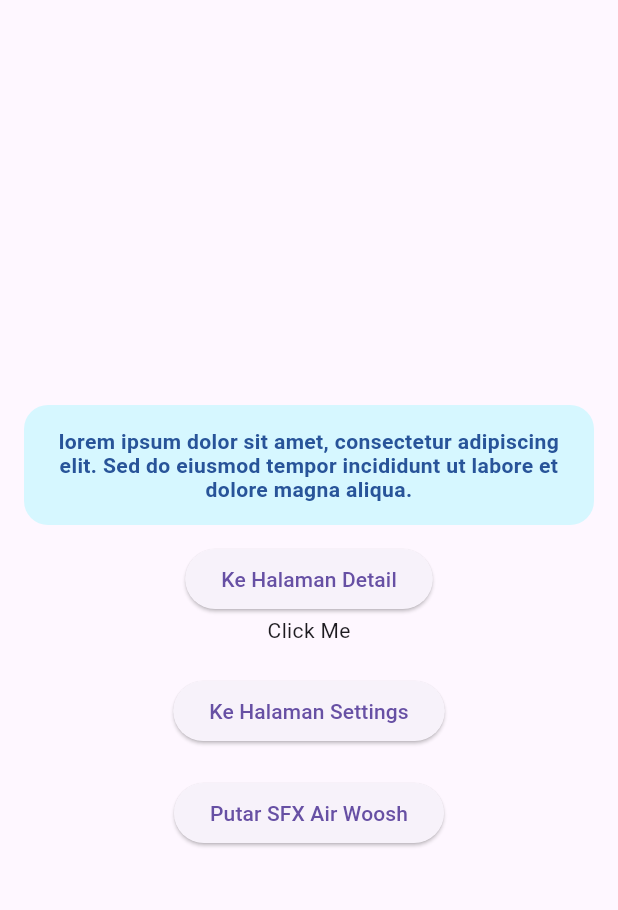
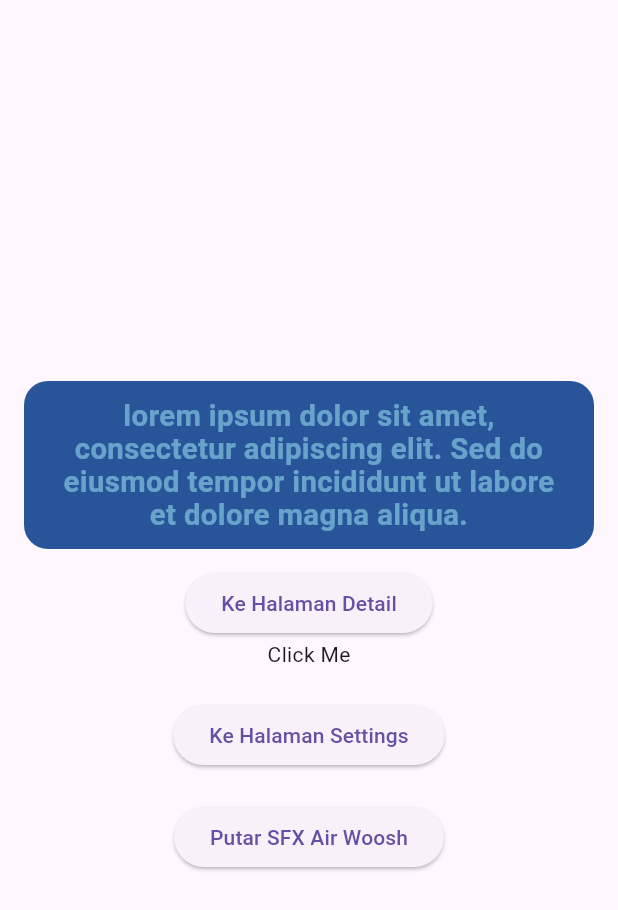
Before and after one commit to Greek-Cp/helper_animation, a Flutter app: the HomePage screen opened directly, on a phone screen of 412 x 824 dp. Shown: the top 910 px of the screen. Run offline on Flutter 3.47's test engine with Material 3 defaults, Android fonts, the phone set to English and light mode, and no system bars; our stand-ins replace just_audio.

Commit message:
feat: add height ffixing

```diff
--- a/example/lib/animation_demo.dart
+++ b/example/lib/animation_demo.dart
@@ -1286,7 +1286,8 @@ class _MultiDragTargetExampleState extends State<MultiDragTargetExample> {
                   decoration: BoxDecoration(
                     color: Colors.black.withOpacity(0.2),
                     borderRadius: BorderRadius.only(
-                      bottomLeft: Radius.circular(16),
+                      bottomLeft: Radius.circular(
+                          AppSizeMinigame.borderRadiusGlobalMinigame),
                       bottomRight: Radius.circular(16),
                     ),
                   ),
--- a/example/lib/main.dart
+++ b/example/lib/main.dart
@@ -11,7 +11,7 @@ class MyApp extends StatelessWidget {
   @override
   Widget build(BuildContext context) {
     return MaterialApp(
-      title: 'Sound Manager Demo',
+      title: 'Sound Manager Demo ${AppSizeMinigame.borderRadiusGlobalMinigame}',
       theme: ThemeData(
         primarySwatch: Colors.blue,
       ),
--- /dev/null
+++ b/lib/constants/measurement_size.dart
@@ -0,0 +1,168 @@
+import 'package:flutter/material.dart';
+
+class MeasurementsSizeApp {
+  static late double initSize;
+
+  // Variabel untuk ukuran width
+  static late double sizeSuperSmall;
+  static late double sizeExtraSmall;
+  static late double sizeSmall;
+  static late double sizeSmallMedium;
+  static late double sizeMedium;
+  static late double sizeMediumLarge;
+  static late double sizeLarge;
+  static late double sizeExtraLarge;
+  static late double sizeSuperLarge;
+
+  // Variabel untuk ukuran font
+  static late TextStyle bodySmall;
+  static late TextStyle bodyMedium;
+  static late TextStyle bodyLarge;
+  static late TextStyle titleSmall;
+  static late TextStyle titleMedium;
+  static late TextStyle titleLarge;
+  static late TextStyle headlineSmall;
+  static late TextStyle headlineMedium;
+  static late TextStyle headlineLarge;
+
+  // Variabel untuk padding
+  static late EdgeInsets paddingSuperSmall;
+  static late EdgeInsets paddingExtraSmall;
+  static late EdgeInsets paddingSmall;
+  static late EdgeInsets paddingSmallMedium;
+  static late EdgeInsets paddingMedium;
+  static late EdgeInsets paddingLarge;
+  static late EdgeInsets paddingMediumLarge;
+  static late EdgeInsets paddingExtraLarge;
+  static late EdgeInsets paddingSuperLarge;
+
+  static late BorderRadius radiusSuperSmall;
+  static late BorderRadius radiusExtraSmall;
+  static late BorderRadius radiusSmall;
+  static late BorderRadius radiusSmallMedium;
+  static late BorderRadius radiusMedium;
+  static late BorderRadius radiusLarge;
+  static late BorderRadius radiusMediumLarge;
+  static late BorderRadius radiusExtraLarge;
+  static late BorderRadius radiusSuperLarge;
+  static late double w100;
+  static late Border borderSmallBlack;
+  static late Border borderSmallMediumBlack;
+  static late Border borderMediumBlack;
+  static late double screenWidth;
+  static late double screenHeight;
+  static late double operationNumberSize;
+
+  static void initialize(BuildContext context) {
+    double screenEndpointWidth = MediaQuery.of(context).size.width;
+
+    if (screenEndpointWidth < 400) {
+      initSize = 1.5;
+    } else if (screenEndpointWidth < 600) {
+      initSize = 2.0;
+    } else if (screenEndpointWidth >= 600 && screenEndpointWidth < 720) {
+      initSize = 2.5;
+    } else if (screenEndpointWidth >= 720 && screenEndpointWidth < 900) {
+      initSize = 3.0;
+    } else if (screenEndpointWidth >= 900 && screenEndpointWidth < 1200) {
+      initSize = 3.5;
+    } else {
+      initSize = 4.0;
+    }
+
+    // Inisialisasi ukuran width
+    sizeSuperSmall = calculatedSize(2);
+    sizeExtraSmall = calculatedSize(4);
+    sizeSmall = calculatedSize(8);
+    sizeSmallMedium = calculatedSize(12);
+    sizeMedium = calculatedSize(16);
+    sizeMediumLarge = calculatedSize(20);
+    sizeLarge = calculatedSize(26);
+    sizeExtraLarge = calculatedSize(36);
+    sizeSuperLarge = calculatedSize(40);
+
+    // Inisialisasi ukuran font
+    bodySmall = TextStyle(
+        fontFamily: 'Inter',
+        fontSize: calculatedSize(6),
+        fontWeight: FontWeight.normal,
+        color: Colors.white);
+    bodyMedium = TextStyle(
+        fontFamily: 'Inter',
+        fontSize: calculatedSize(8),
+        fontWeight: FontWeight.normal,
+        color: Colors.white);
+    bodyLarge = TextStyle(
+        fontFamily: 'Inter',
+        fontSize: calculatedSize(10),
+        fontWeight: FontWeight.normal,
+        color: Colors.white);
+    titleSmall = TextStyle(
+        fontFamily: 'Inter',
+        fontSize: calculatedSize(12),
+        fontWeight: FontWeight.normal,
+        color: Colors.white);
+    titleMedium = TextStyle(
+        fontFamily: 'Inter',
+        fontSize: calculatedSize(14),
+        fontWeight: FontWeight.normal,
+        color: Colors.white);
+    titleLarge = TextStyle(
+        fontFamily: 'Inter',
+        fontSize: calculatedSize(16),
+        fontWeight: FontWeight.normal,
+        color: Colors.white);
+    headlineSmall = TextStyle(
+        fontFamily: 'Inter',
+        fontSize: calculatedSize(20),
+        fontWeight: FontWeight.bold,
+        color: Colors.white);
+    headlineMedium = TextStyle(
+        fontFamily: 'Inter',
+        fontSize: calculatedSize(24),
+        fontWeight: FontWeight.bold,
+        color: Colors.white);
+    headlineLarge = TextStyle(
+        fontFamily: 'Inter',
+        fontSize: calculatedSize(28),
+        fontWeight: FontWeight.bold,
+        color: Colors.white);
+
+    // Inisialisasi ukuran padding
+    paddingSuperSmall = EdgeInsets.all(calculatedSize(2));
+    paddingExtraSmall = EdgeInsets.all(calculatedSize(4));
+    paddingSmall = EdgeInsets.all(calculatedSize(8));
+    paddingSmallMedium = EdgeInsets.all(calculatedSize(12));
+    paddingMedium = EdgeInsets.all(calculatedSize(16));
+    paddingLarge = EdgeInsets.all(calculatedSize(20));
+    paddingMediumLarge = EdgeInsets.all(calculatedSize(24));
+    paddingExtraLarge = EdgeInsets.all(calculatedSize(28));
+    paddingSuperLarge = EdgeInsets.all(calculatedSize(32));
+
+    radiusSuperSmall = BorderRadius.circular(calculatedSize(2));
+    radiusExtraSmall = BorderRadius.circular(calculatedSize(4));
+    radiusSmall = BorderRadius.circular(calculatedSize(8));
+    radiusSmallMedium = BorderRadius.circular(calculatedSize(12));
+    radiusMedium = BorderRadius.circular(calculatedSize(16));
+    radiusLarge = BorderRadius.circular(calculatedSize(20));
+    radiusMediumLarge = BorderRadius.circular(calculatedSize(24));
+    radiusExtraLarge = BorderRadius.circular(calculatedSize(28));
+    radiusSuperLarge = BorderRadius.circular(calculatedSize(32));
+
+    w100 = calculatedSize(100);
+    operationNumberSize = calculatedSize(50);
+    screenWidth = MediaQuery.of(context).size.width;
+    screenHeight = MediaQuery.of(context).size.height;
+    borderSmallBlack =
+        Border.all(color: Colors.black, width: calculatedSize(2));
+    borderSmallMediumBlack =
+        Border.all(color: Colors.black, width: calculatedSize(3));
+    borderMediumBlack =
+        Border.all(color: Colors.black, width: calculatedSize(4));
+  }
+
+  // Fungsi statik untuk menghitung ukuran berdasarkan initSize
+  static double calculatedSize(double baseSize) {
+    return baseSize * initSize;
+  }
+}
--- a/lib/helper_animation.dart
+++ b/lib/helper_animation.dart
@@ -8,3 +8,4 @@ export 'feature_animator_draggable/draggable_animation.dart';
 export 'widgets/game_instruction_set_widget.dart';
 export 'sound_manager/sound_manager.dart';
 export 'constants/app_size.dart';
+export 'constants/measurement_size.dart';
--- a/lib/widgets/game_instruction_set_widget.dart
+++ b/lib/widgets/game_instruction_set_widget.dart
@@ -1,6 +1,7 @@
 import 'package:flutter/material.dart';
+import 'package:helper_animation/constants/measurement_size.dart';
 
-class GameInstructionSet extends StatelessWidget {
+class GameInstructionSet extends StatefulWidget {
   final String text;
   final EdgeInsets? padding;
   final EdgeInsets? margin;
@@ -27,26 +28,39 @@ class GameInstructionSet extends StatelessWidget {
   });
 
   @override
+  State<GameInstructionSet> createState() => _GameInstructionSetState();
+}
+
+class _GameInstructionSetState extends State<GameInstructionSet> {
+  @override
+  void initState() {
+    // TODO: implement initState
+    super.initState();
+    WidgetsBinding.instance.addPostFrameCallback((_) {
+      MeasurementsSizeApp.initialize(context);
+    });
+  }
+
+  @override
   Widget build(BuildContext context) {
     // Default value
     final defaultPadding = EdgeInsets.symmetric(vertical: 12, horizontal: 16);
     var defaultMargin = EdgeInsets.symmetric(vertical: 12, horizontal: 16);
-    const defaultBackgroundColor = Color.fromARGB(123, 171, 247, 255);
+    const defaultBackgroundColor = Color(0xFF285499);
     final defaultBorderRadius = BorderRadius.circular(16);
-    final defaultFontSize = 16.0;
+    final defaultFontSize = MeasurementsSizeApp.calculatedSize(11);
     const defaultFontWeight = FontWeight.bold;
-    const defaultTextColor = Color(0xFF285499);
+    const defaultTextColor = Color.fromARGB(123, 171, 247, 255);
     const defaultTextAlign = TextAlign.center;
     const defaultTextHeight = 1.15;
 
     return Container(
       width: double.infinity,
-      height: 80, // Default height of 80
-      margin: margin ?? defaultMargin,
-      padding: padding ?? defaultPadding,
+      margin: widget.margin ?? defaultMargin,
+      padding: widget.padding ?? defaultPadding,
       decoration: BoxDecoration(
-        color: backgroundColor ?? defaultBackgroundColor,
-        borderRadius: borderRadius ?? defaultBorderRadius,
+        color: widget.backgroundColor ?? defaultBackgroundColor,
+        borderRadius: widget.borderRadius ?? defaultBorderRadius,
       ),
       clipBehavior: Clip.hardEdge, // Force clipping to prevent any overflow
       child: Center(
@@ -57,7 +71,7 @@ class GameInstructionSet extends StatelessWidget {
             final availableHeight = constraints.maxHeight;
 
             // Start with default font size
-            double calculatedFontSize = fontSize ?? defaultFontSize;
+            double calculatedFontSize = widget.fontSize ?? defaultFontSize;
             double minFontSize = 5.0; // Absolute minimum size
 
             // Binary search for the optimal font size
@@ -67,21 +81,21 @@ class GameInstructionSet extends StatelessWidget {
             // Function to check if text fits at a given size
             bool doesTextFit(double size) {
               final textStyle = TextStyle(
-                fontWeight: fontWeight ?? defaultFontWeight,
+                fontWeight: widget.fontWeight ?? defaultFontWeight,
                 fontSize: size,
-                color: textColor ?? defaultTextColor,
-                height: textHeight ?? defaultTextHeight,
+                color: widget.textColor ?? defaultTextColor,
+                height: widget.textHeight ?? defaultTextHeight,
               );
 
               final textSpan = TextSpan(
-                text: text,
+                text: widget.text,
                 style: textStyle,
               );
 
               final textPainter = TextPainter(
                 text: textSpan,
                 textDirection: TextDirection.ltr,
-                textAlign: textAlign ?? defaultTextAlign,
+                textAlign: widget.textAlign ?? defaultTextAlign,
                 maxLines: 4,
               );
 
@@ -113,13 +127,13 @@ class GameInstructionSet extends StatelessWidget {
                 maxHeight: availableHeight,
               ),
               child: Text(
-                text,
-                textAlign: textAlign ?? defaultTextAlign,
+                widget.text,
+                textAlign: widget.textAlign ?? defaultTextAlign,
                 style: TextStyle(
-                  fontWeight: fontWeight ?? defaultFontWeight,
+                  fontWeight: widget.fontWeight ?? defaultFontWeight,
                   fontSize: calculatedFontSize,
-                  color: textColor ?? defaultTextColor,
-                  height: textHeight ?? defaultTextHeight,
+                  color: widget.textColor ?? defaultTextColor,
+                  height: widget.textHeight ?? defaultTextHeight,
                 ),
                 maxLines: 4,
                 overflow: TextOverflow
```
